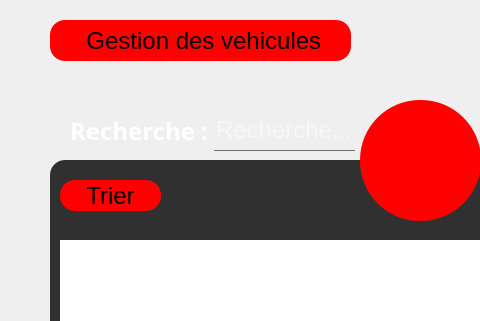
First picture: the form in vehiculemission.ui, repository nefissaKhiari/Smart_Plolice_Station, before the edit; both pictures show x 0 to 480 and y 0 to 321 of the 1250 by 750 pixel window.
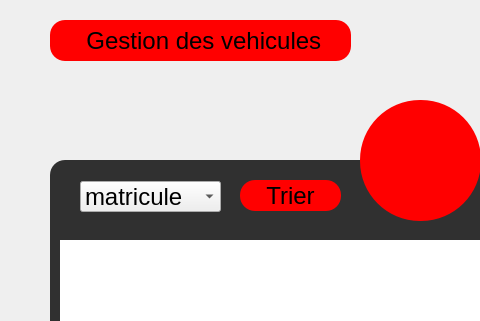
Second picture: the form after the edit. The open tabs and pages were chosen to show the change. Icons and pictures are not drawn.

Commit message: tri et recherche avec mise à jour

Diff of the .ui file:
```diff
--- a/vehiculemission.ui
+++ b/vehiculemission.ui
@@ -266,19 +266,6 @@
         <normaloff>:/resources/images/back-arrow.png</normaloff>:/resources/images/back-arrow.png</iconset>
       </property>
      </widget>
-     <widget class="QLineEdit" name="LE_recherche">
-      <property name="geometry">
-       <rect>
-        <x>174</x>
-        <y>110</y>
-        <width>141</width>
-        <height>41</height>
-       </rect>
-      </property>
-      <property name="placeholderText">
-       <string>Recherche...</string>
-      </property>
-     </widget>
      <widget class="QFrame" name="frame">
       <property name="geometry">
        <rect>
@@ -323,7 +310,7 @@
       <widget class="QPushButton" name="B_Trier">
        <property name="geometry">
         <rect>
-         <x>10</x>
+         <x>190</x>
          <y>20</y>
          <width>101</width>
          <height>31</height>
@@ -363,30 +350,46 @@
         <number>117</number>
        </attribute>
       </widget>
-     </widget>
-     <widget class="QLabel" name="L_Recherche">
+      <widget class="QComboBox" name="comboBox_2">
       <property name="geometry">
        <rect>
         <x>30</x>
-        <y>110</y>
-        <width>151</width>
-        <height>41</height>
-       </rect>
-      </property>
-      <property name="font">
-       <font>
-        <family>century gothic</family>
-        <pointsize>-1</pointsize>
-        <weight>75</weight>
-        <bold>true</bold>
-       </font>
-      </property>
-      <property name="styleSheet">
-       <string notr="true">background: transparent;</string>
-      </property>
+         <y>21</y>
+         <width>141</width>
+         <height>31</height>
+        </rect>
+       </property>
+       <item>
+        <property name="text">
+         <string>matricule</string>
+        </property>
+       </item>
+       <item>
+        <property name="text">
+         <string>marque</string>
+        </property>
+       </item>
+       <item>
       <property name="text">
-       <string>Recherche :</string>
-      </property>
+         <string>couleur</string>
+        </property>
+       </item>
+       <item>
+        <property name="text">
+         <string>nb_places</string>
+        </property>
+       </item>
+       <item>
+        <property name="text">
+         <string>quantite</string>
+        </property>
+       </item>
+       <item>
+        <property name="text">
+         <string/>
+        </property>
+       </item>
+      </widget>
      </widget>
      <widget class="QFrame" name="frame_2">
       <property name="geometry">
```
Left out of the diff: 8 changed lines with no effect on the pictures. Lines whose indentation alone changed are shown as unchanged. The commit also changes 6 other files.
